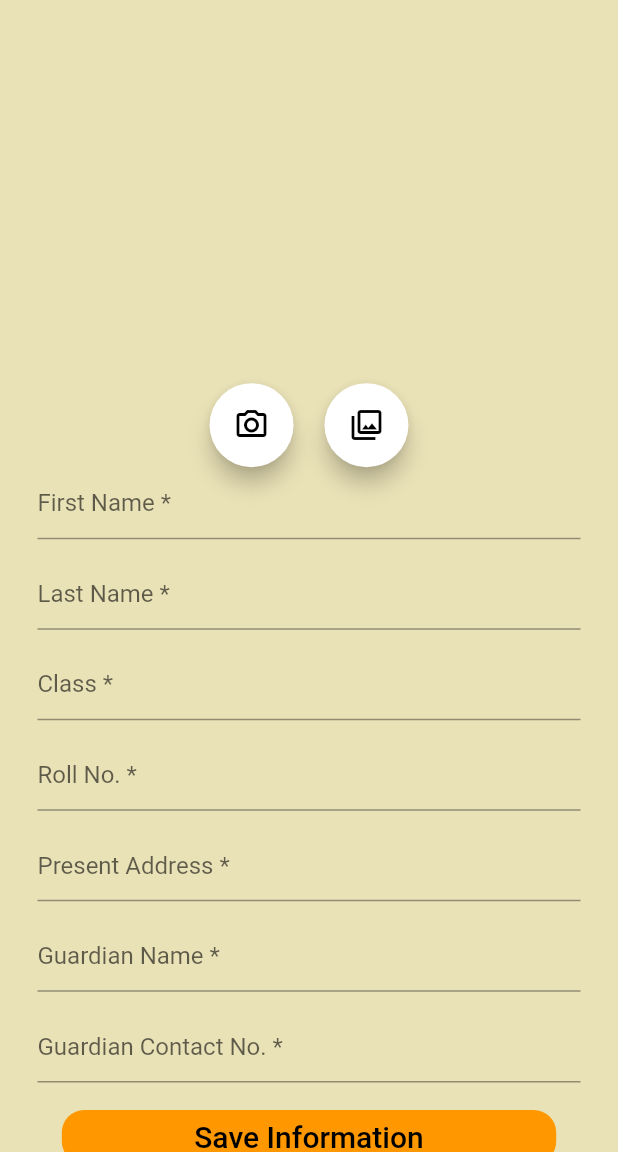
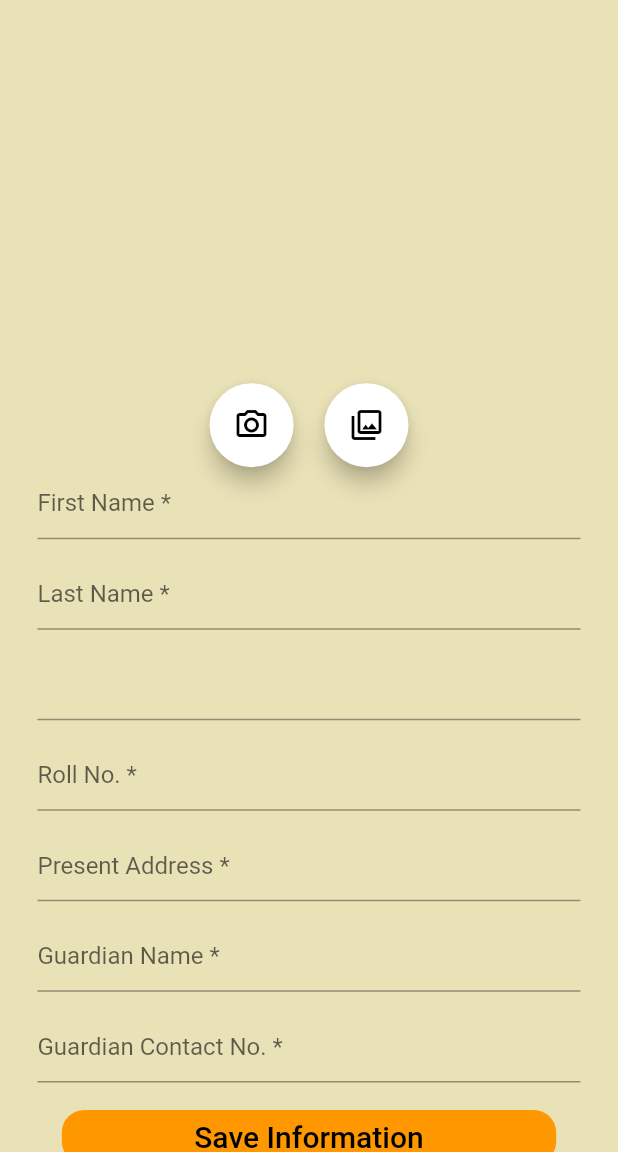
Before and after one commit to imam-swe/Student-Management-, a Flutter app: the Teacher_Information screen opened directly with empty values, on a phone screen of 412 x 824 dp, the part 84-1236 px from its top. Run offline on Flutter 3.47's test engine with Material 2 defaults, Android fonts, the phone set to English and light mode, and no system bars; our stand-ins replace cloud_firestore, firebase_auth, firebase_core, firebase_storage, flutter_signin_button, image_picker; accounts and stored records are empty.

Commit message:
solove consule error

```diff
--- a/lib/screens/teacherScreens/teacher_info.dart
+++ b/lib/screens/teacherScreens/teacher_info.dart
@@ -1,7 +1,6 @@
+
 // ignore_for_file: unnecessary_null_comparison
-
 import 'dart:io';
-
 import 'package:firebase_auth/firebase_auth.dart';
 import 'package:firebase_storage/firebase_storage.dart';
 import 'package:flutter/material.dart';
@@ -9,23 +8,18 @@ import 'package:cloud_firestore/cloud_firestore.dart';
 import 'package:i_school/screens/teacherScreens/teacherpage.dart';
 import 'package:image_picker/image_picker.dart';
 // import 'package:i_school/screens/homepage.dart';
-
 // import 'package:i_school/screens/signinScreens/registration_page.dart';
-
 // ignore: must_be_immutable
 class Teacher_Information extends StatefulWidget {
   String email;
-
   Teacher_Information(this.email);
   @override
   _Teacher_InformationState createState() => _Teacher_InformationState();
 }
-
 class _Teacher_InformationState extends State<Teacher_Information> {
   late String _fname, _lname, _roll, _add, _g_name, _g_num, _class;
   FirebaseFirestore firestore = FirebaseFirestore.instance;
   FirebaseAuth auth = FirebaseAuth.instance;
-
   Future<void> sendDataStudent() async {
     var imageStorage = FirebaseStorage.instance.ref().child(_image!.path);
     var put = imageStorage.putFile(_image!);
@@ -43,7 +37,7 @@ class _Teacher_InformationState extends State<Teacher_Information> {
         _g_name != null &&
         _g_num != null &&
         _g_num.length == 11) {
-      firestore.collection("i-teacher").doc(auth.tenantId).set({
+      firestore.collection('i-teacher').doc(auth.tenantId).set({
         'First_Name': _fname,
         'Last_Name': _lname,
         'E-Mail': widget.email,
@@ -62,7 +56,6 @@ class _Teacher_InformationState extends State<Teacher_Information> {
       );
     }
   }
-
   File? _image;
   Future cameraImage() async {
     final pickedFile =
@@ -75,7 +68,6 @@ class _Teacher_InformationState extends State<Teacher_Information> {
       }
     });
   }
-
   Future galleryImage() async {
     final pickedFile =
         await ImagePicker().pickImage(source: ImageSource.gallery);
@@ -87,7 +79,6 @@ class _Teacher_InformationState extends State<Teacher_Information> {
       }
     });
   }
-
   @override
   Widget build(BuildContext context) {
     return SafeArea(
@@ -122,7 +113,8 @@ class _Teacher_InformationState extends State<Teacher_Information> {
                 Row(
                   mainAxisAlignment: MainAxisAlignment.center,
                   children: [
-                    FloatingActionButton(
+                    new FloatingActionButton(
+                      heroTag: null,
                       backgroundColor: Colors.white,
                       onPressed: () {
                         cameraImage();
@@ -135,7 +127,8 @@ class _Teacher_InformationState extends State<Teacher_Information> {
                     SizedBox(
                       width: MediaQuery.of(context).size.width * 0.05,
                     ),
-                    FloatingActionButton(
+                    new FloatingActionButton(
+                      heroTag: null,
                       backgroundColor: Colors.white,
                       onPressed: () {
                         galleryImage();
@@ -179,7 +172,7 @@ class _Teacher_InformationState extends State<Teacher_Information> {
                   padding: const EdgeInsets.only(left: 25, right: 25),
                   child: TextFormField(
                     keyboardType: TextInputType.number,
-                    decoration: InputDecoration(hintText: "Class *"),
+                    decoration: InputDecoration(hintText: ""),
                     onChanged: (input) {
                       setState(() {
                         _class = input;
@@ -266,7 +259,6 @@ class _Teacher_InformationState extends State<Teacher_Information> {
                         (route) => false);
                     sendDataStudent();
                     print(auth.tenantId);
-
                     if (_image == null) {
                       showDialog(
                           context: context,
```
Also changed, not shown: lib/screens/studentScreens/student_info.dart (+8 -5 lines).
